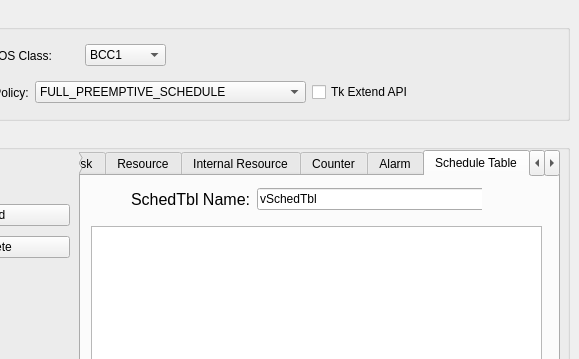
First picture: the form in tool/gainos-studio/ui/forms/cd_gainos_tk_os.ui, repository parai/gainos-tk, before the edit; both pictures show x 381 to 960 and y 0 to 359 of the 960 by 568 pixel window.
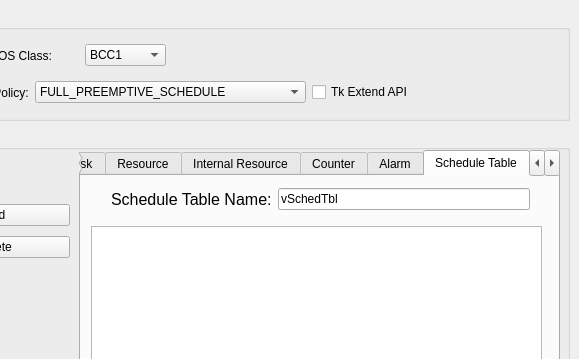
Second picture: the form after the edit. The open tabs and pages were chosen to show the change.

```diff
--- a/tool/gainos-studio/ui/forms/cd_gainos_tk_os.ui
+++ b/tool/gainos-studio/ui/forms/cd_gainos_tk_os.ui
@@ -265,6 +265,9 @@
     <property name="whatsThis">
      <string>&lt;html&gt;&lt;head/&gt;&lt;body&gt;&lt;p&gt;&lt;br/&gt;&lt;/p&gt;&lt;/body&gt;&lt;/html&gt;</string>
     </property>
+    <property name="styleSheet">
+     <string notr="true">font: 12pt &quot;Consolas&quot;;</string>
+    </property>
     <property name="currentIndex">
      <number>6</number>
     </property>
@@ -860,30 +863,34 @@
        <string>Configure Expiry Point</string>
       </property>
      </widget>
-     <widget class="QWidget" name="layoutWidget_11">
+     <widget class="QPlainTextEdit" name="pteSchedTblInfo">
       <property name="geometry">
        <rect>
-        <x>50</x>
+        <x>10</x>
+        <y>50</y>
+        <width>451</width>
+        <height>191</height>
+       </rect>
+      </property>
+     </widget>
+     <widget class="QWidget" name="">
+      <property name="geometry">
+       <rect>
+        <x>30</x>
         <y>10</y>
-        <width>351</width>
+        <width>419</width>
         <height>27</height>
        </rect>
       </property>
       <layout class="QHBoxLayout" name="horizontalLayout_6">
        <item>
-        <widget class="QLabel" name="label_28">
-         <property name="enabled">
-          <bool>true</bool>
-         </property>
-         <property name="frameShape">
-          <enum>QFrame::NoFrame</enum>
-         </property>
+        <widget class="QLabel" name="label_27">
          <property name="text">
           <string>&lt;!DOCTYPE HTML PUBLIC &quot;-//W3C//DTD HTML 4.0//EN&quot; &quot;http://www.w3.org/TR/REC-html40/strict.dtd&quot;&gt;
 &lt;html&gt;&lt;head&gt;&lt;meta name=&quot;qrichtext&quot; content=&quot;1&quot; /&gt;&lt;style type=&quot;text/css&quot;&gt;
 p, li { white-space: pre-wrap; }
-&lt;/style&gt;&lt;/head&gt;&lt;body style=&quot; font-family:'Monospace'; font-size:12pt; font-weight:400; font-style:normal;&quot;&gt;
-&lt;p style=&quot; margin-top:12px; margin-bottom:12px; margin-left:0px; margin-right:0px; -qt-block-indent:0; text-indent:0px;&quot;&gt;SchedTbl Name:&lt;/p&gt;&lt;/body&gt;&lt;/html&gt;</string>
+&lt;/style&gt;&lt;/head&gt;&lt;body style=&quot; font-family:'Consolas'; font-size:12pt; font-weight:400; font-style:normal;&quot;&gt;
+&lt;p style=&quot; margin-top:12px; margin-bottom:12px; margin-left:0px; margin-right:0px; -qt-block-indent:0; text-indent:0px;&quot;&gt;Schedule Table Name:&lt;/p&gt;&lt;/body&gt;&lt;/html&gt;</string>
          </property>
         </widget>
        </item>
```
Left out of the diff: 12 changed lines with no effect on the pictures.
